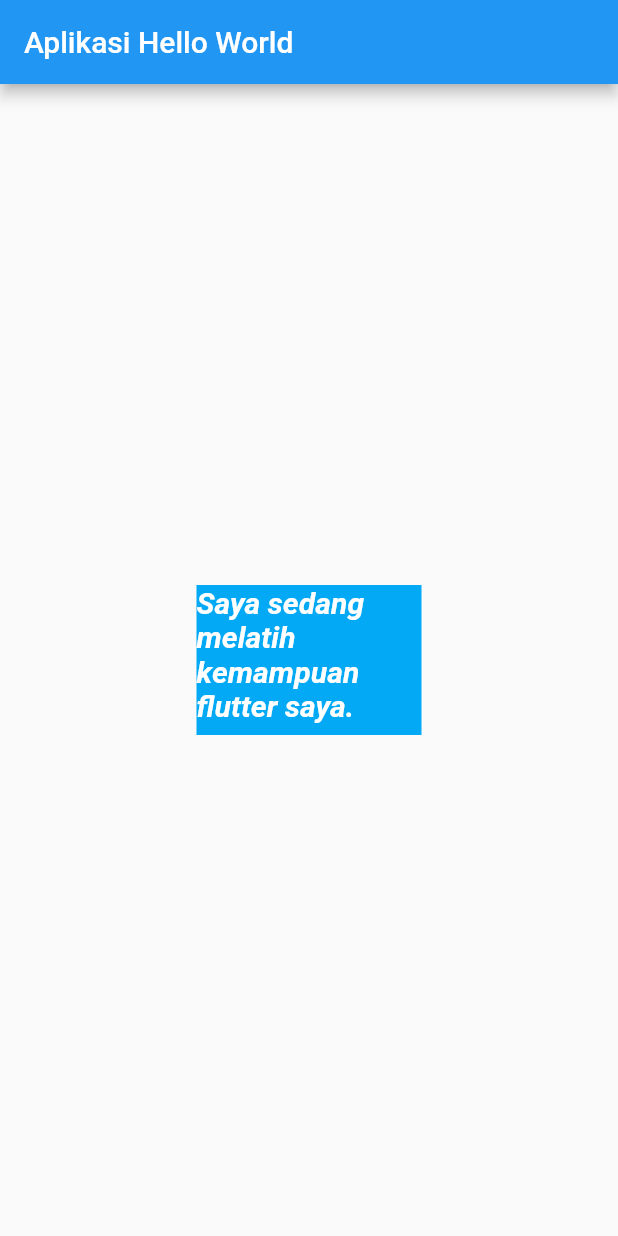
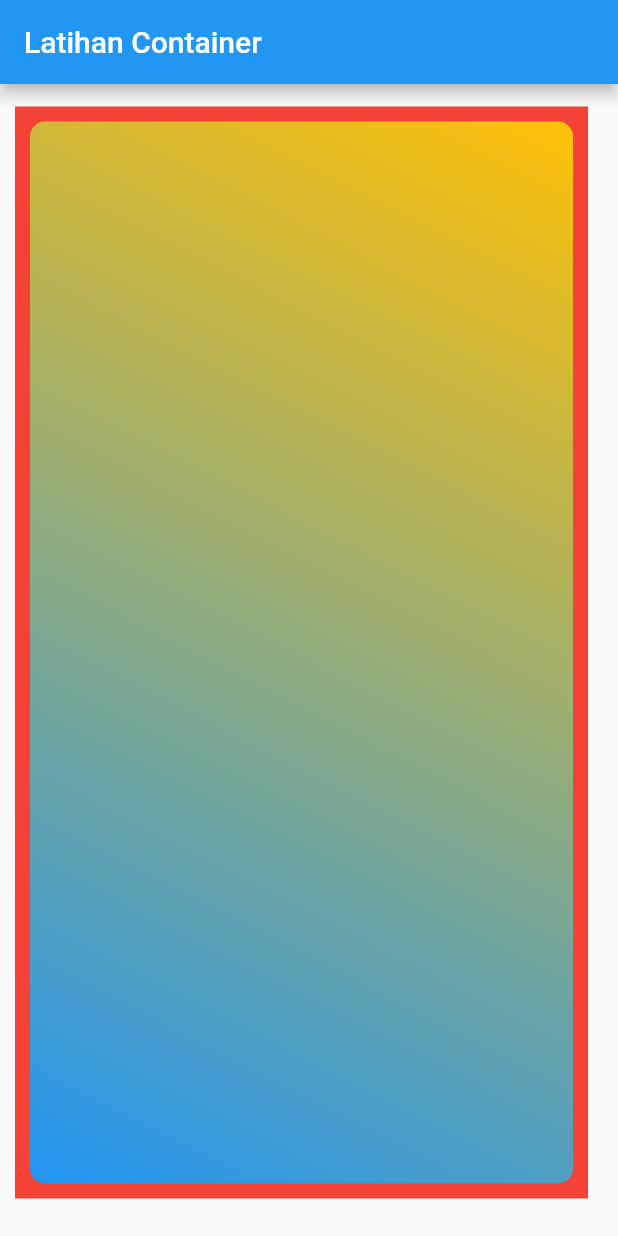
Before and after one commit to bagashyt/flutter_learndart, a Flutter app: the screen it shows after launch, on a phone screen of 412 x 824 dp. Run offline on Flutter 3.47's test engine with Material 2 defaults, Android fonts, the phone set to English and light mode, and no system bars.

Commit message:
learn container

```diff
--- a/lib/main.dart
+++ b/lib/main.dart
@@ -10,21 +10,23 @@ class MyApp extends StatelessWidget {
     return MaterialApp(
       home: Scaffold(
         appBar: AppBar(
-          title: Text("Aplikasi Hello World"),
+          title: Text("Latihan Container"),
         ),
-        body: Center(
-            child: Container(
-                color: Colors.lightBlue,
-                width: 150,
-                height: 100,
-                child: Text(
-                  "Saya sedang melatih kemampuan flutter saya.",
-                  style: TextStyle(
-                      color: Colors.white,
-                      fontStyle: FontStyle.italic,
-                      fontWeight: FontWeight.w700,
-                      fontSize: 20),
-                ))),
+        body: Container(
+          color: Colors.red,
+          margin: EdgeInsets.fromLTRB(10, 15, 20, 25),
+          padding: EdgeInsets.all(10),
+          child: Container(
+            padding: EdgeInsets.all(10),
+            decoration: BoxDecoration(
+              borderRadius: BorderRadius.circular(10),
+                gradient:
+                    LinearGradient(
+                        begin: Alignment.topRight,
+                        end: Alignment.bottomLeft,
+                        colors: <Color>[Colors.amber, Colors.blue])),
+          ),
+        ),
       ),
     );
   }
```
